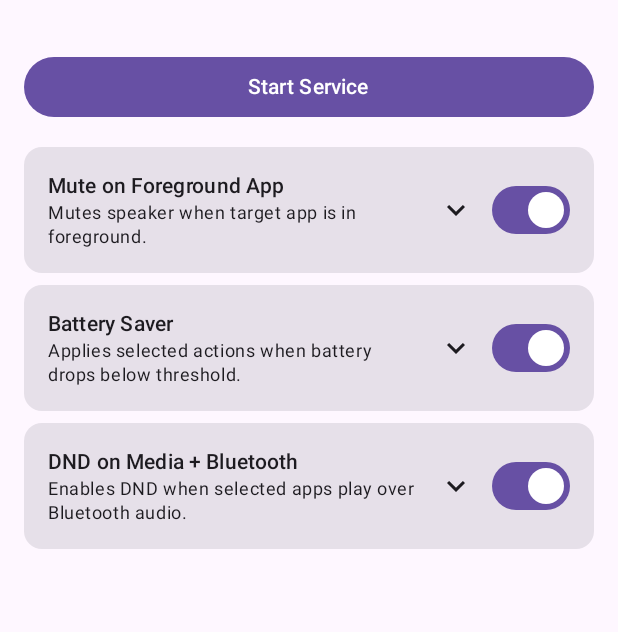
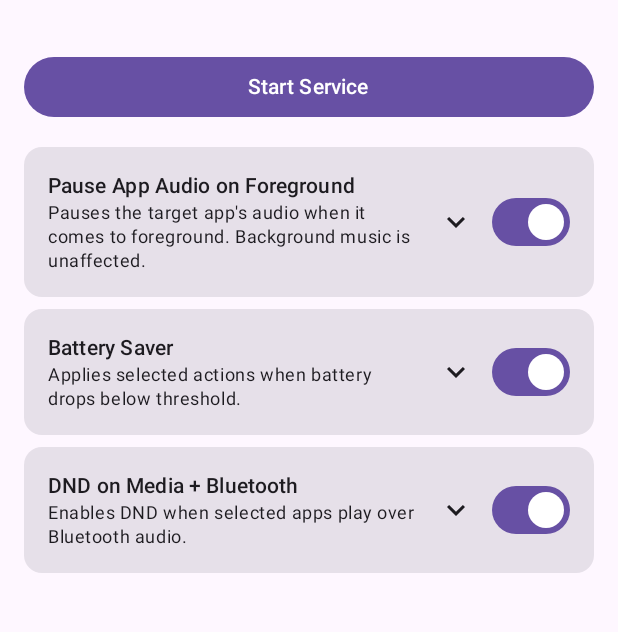
Before and after one commit to herchenmx/android-automation-app, an Android app built with Jetpack Compose: the composable RuleListScreen shown on its own in the app's theme, on a phone screen of 412 x 824 dp, the part 69-701 px from its top. Run offline under Robolectric (Android 15) with nearby library versions, the phone set to English and light mode, and no system bars.

Commit message:
feat: pause target app's MediaSession instead of muting all audio (Rule 1)
- PauseMediaSessionAction: new action that pauses/resumes a specific app's
  MediaSession via transportControls; does not affect other apps' audio
- NotificationListenerService: maintain activeControllers map (pkg ->
  MediaController) so actions can grab a live controller without a service ref
- HardcodedRules: Rule 1 now uses PauseMediaSessionAction instead of
  SetVolumeAction(STREAM_MUSIC, 0); background music is unaffected
- RuleListScreen: update Rule 1 card name and description to reflect new behavior

Co-Authored-By: Claude Sonnet 4.6 <noreply@anthropic.com>
Claude-Session: https://claude.ai/code/session_01LBA3td9mDgyGi79yt1L9wq

```diff
--- a/app/src/main/java/com/herchenmx/automationapp/ui/RuleListScreen.kt
+++ b/app/src/main/java/com/herchenmx/automationapp/ui/RuleListScreen.kt
@@ -181,8 +181,8 @@ fun RuleListScreen() {
             // ── Rule 1 ────────────────────────────────────────────────────────
             item {
                 RuleCard(
-                    name = "Mute on Foreground App",
-                    description = "Mutes speaker when target app is in foreground.",
+                    name = "Pause App Audio on Foreground",
+                    description = "Pauses the target app's audio when it comes to foreground. Background music is unaffected.",
                     isEnabled = rule1Enabled, isExpanded = rule1Expanded,
                     onToggle = { rule1Enabled = it },
                     onExpandToggle = { rule1Expanded = !rule1Expanded },
```
Also changed, not shown: app/src/main/java/com/herchenmx/automationapp/actions/PauseMediaSessionAction.kt (added, +36 -0 lines), app/src/main/java/com/herchenmx/automationapp/rules/HardcodedRules.kt (+3 -5 lines), app/src/main/java/com/herchenmx/automationapp/service/AutomationNotificationListenerService.kt (+7 -0 lines).
